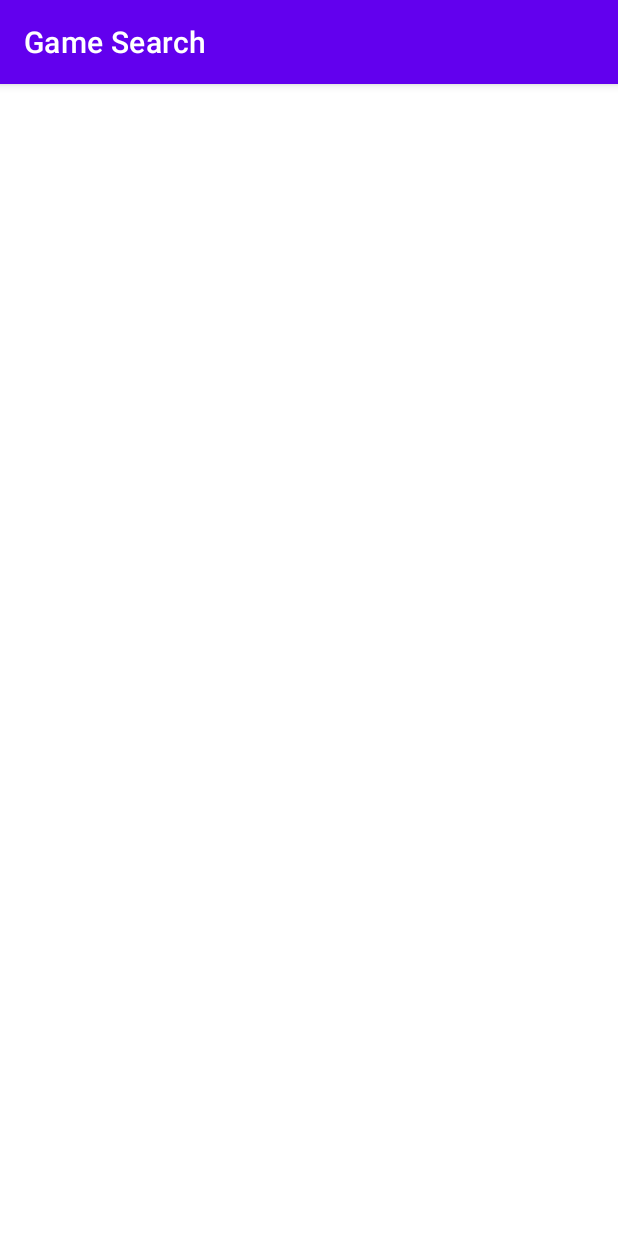
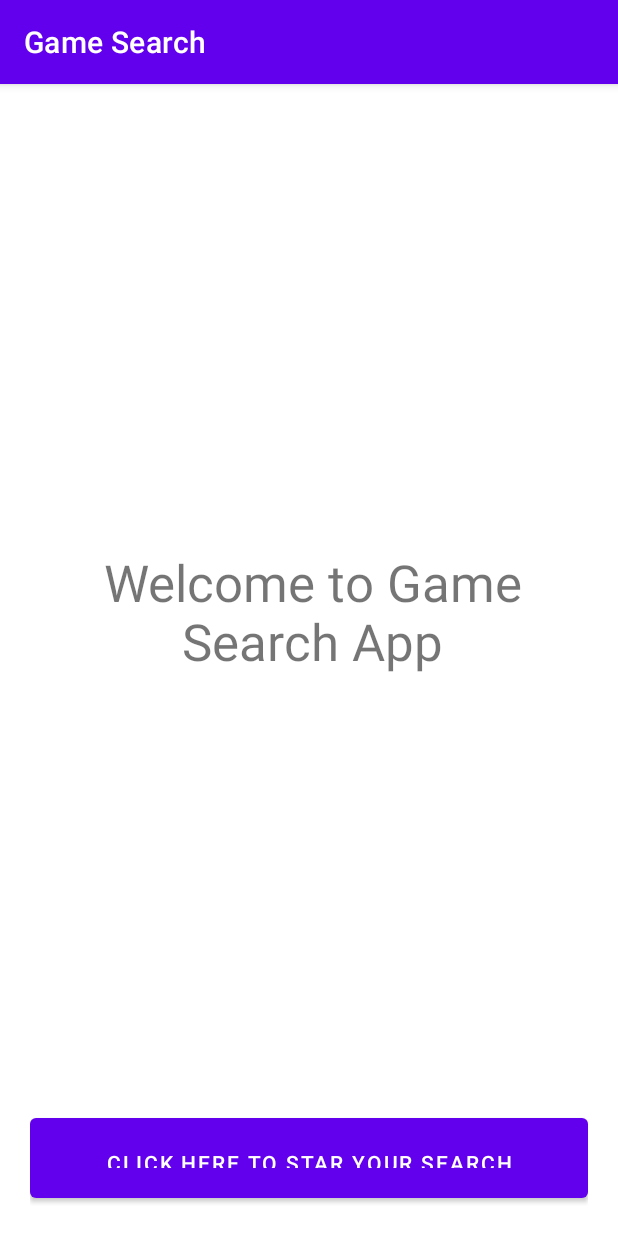
Before and after one commit to HadasIsraeli/GameSearchApp, an Android app: the screen it shows after launch (MainActivity), on a phone screen of 412 x 824 dp. Run offline under Robolectric (Android 15) with nearby library versions, the phone set to English and light mode, and no system bars.

Commit message:
navigation welcome page

```diff
--- a/app/src/main/res/navigation/navigation_graph.xml
+++ b/app/src/main/res/navigation/navigation_graph.xml
@@ -2,17 +2,17 @@
 <navigation xmlns:android="http://schemas.android.com/apk/res/android"
     xmlns:app="http://schemas.android.com/apk/res-auto"
     xmlns:tools="http://schemas.android.com/tools"
-    android:id="@+id/navigation_graph">
+    android:id="@+id/navigation_graph"
     app:startDestination="@id/FragmentWelcomePage">
 
     <fragment
-        android:id="@+id/FragmentSearchPage"
-        android:name="com.example.gamesearcher.FragmentSearchPage"
-        android:label="fragment_blank_one"
-        tools:layout="@layout/fragment_search_page" >
+        android:id="@+id/FragmentWelcomePage"
+        android:name="com.example.gamesearcher.FragmentWelcomePage"
+        android:label="fragment_welcome_page"
+        tools:layout="@layout/fragment_welcome_page" >
         <action
             android:id="@+id/action_WelcomeFragment_to_SearchPageFragment"
-            app:destination="@id/FragmentSearchPage" />
+            app:destination="@id/FragmentWelcomePage" />
     </fragment>
 <!--    <fragment-->
 <!--        android:id="@+id/blankFragmentThree"-->
```
